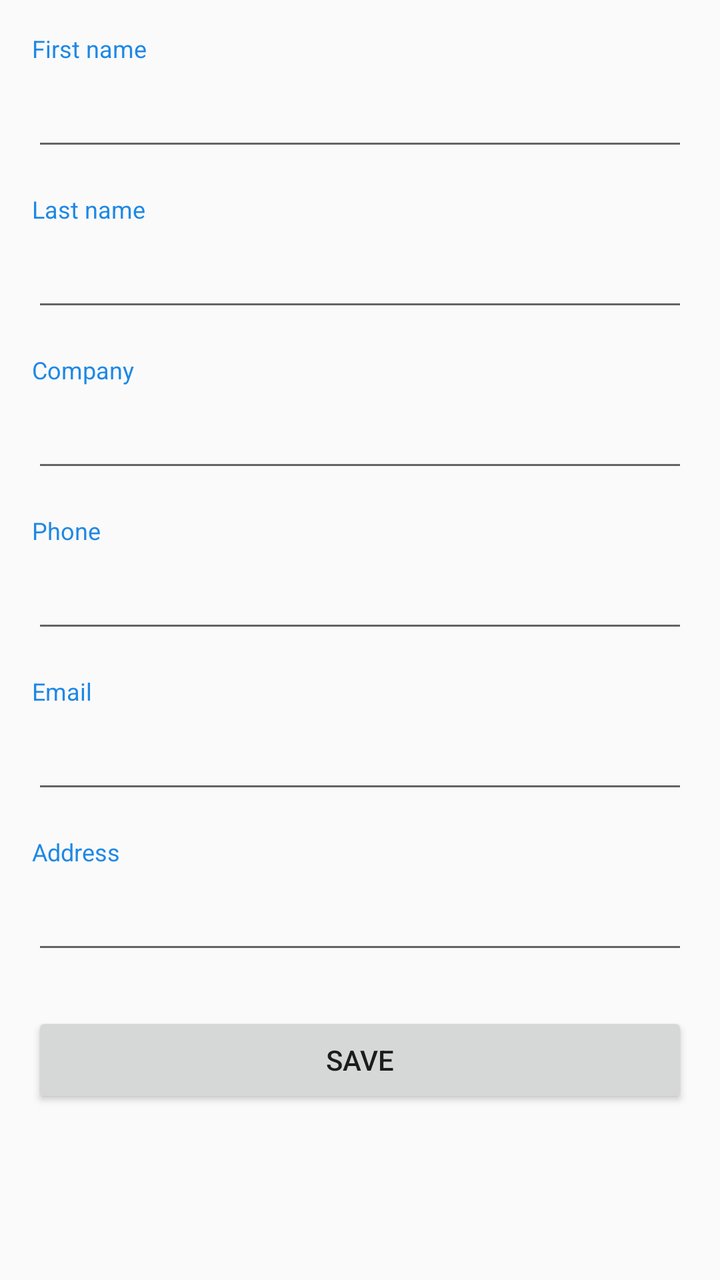
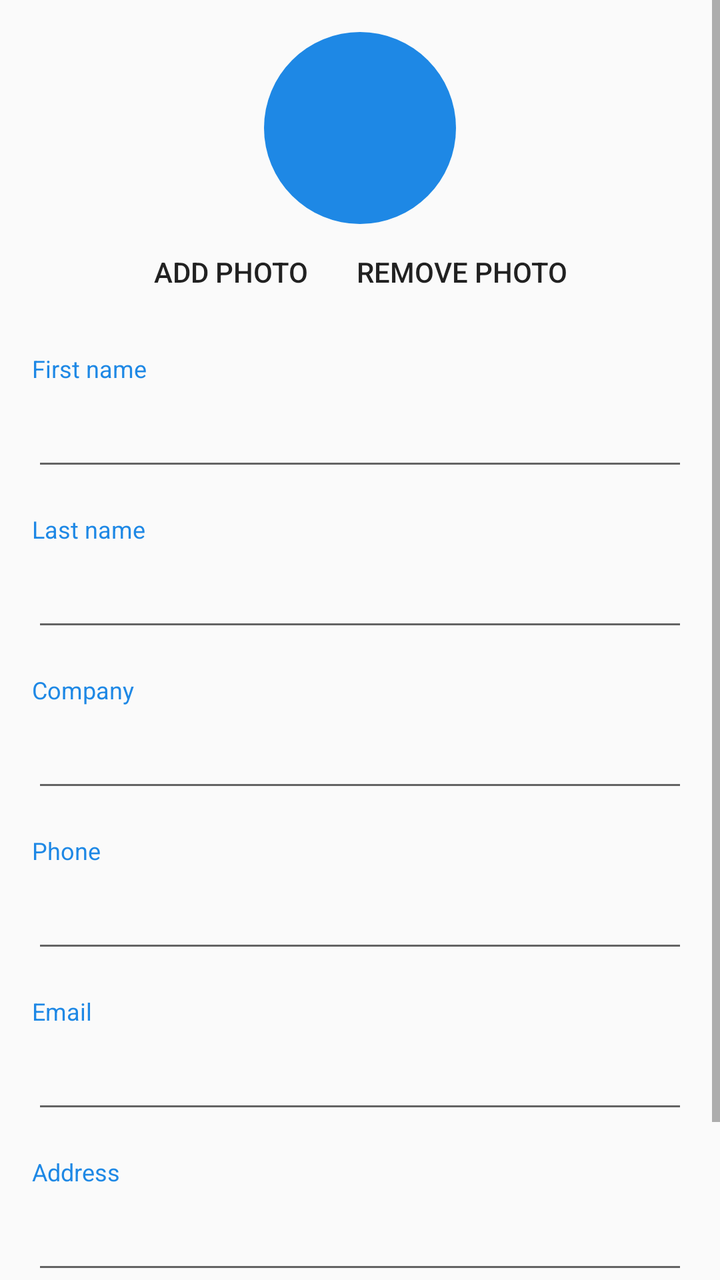

Compare the two renders of this Android layout. The source of the first and the diff that turns it into the second are given below.
<!-- AndroidManifest.xml: application theme Theme.FtHangouts -->
<!-- res/layout/activity_contact_edit.xml -->
<?xml version="1.0" encoding="utf-8"?>
<ScrollView xmlns:android="http://schemas.android.com/apk/res/android"
    android:layout_width="match_parent"
    android:layout_height="match_parent"
    android:fillViewport="true">

    <LinearLayout
        android:layout_width="match_parent"
        android:layout_height="wrap_content"
        android:orientation="vertical"
        android:padding="16dp">

        <TextView style="@style/FieldLabel" android:layout_marginTop="0dp"
            android:labelFor="@+id/edit_first_name" android:text="@string/label_first_name" />
        <EditText android:id="@+id/edit_first_name" style="@style/FieldInput"
            android:autofillHints="givenName" android:inputType="textPersonName|textCapWords" />

        <TextView style="@style/FieldLabel"
            android:labelFor="@+id/edit_last_name" android:text="@string/label_last_name" />
        <EditText android:id="@+id/edit_last_name" style="@style/FieldInput"
            android:autofillHints="familyName" android:inputType="textPersonName|textCapWords" />

        <TextView style="@style/FieldLabel"
            android:labelFor="@+id/edit_company" android:text="@string/label_company" />
        <EditText android:id="@+id/edit_company" style="@style/FieldInput"
            android:autofillHints="organization" android:inputType="textCapWords" />

        <TextView style="@style/FieldLabel"
            android:labelFor="@+id/edit_phone" android:text="@string/label_phone" />
        <EditText android:id="@+id/edit_phone" style="@style/FieldInput"
            android:autofillHints="phone" android:inputType="phone" />

        <TextView style="@style/FieldLabel"
            android:labelFor="@+id/edit_email" android:text="@string/label_email" />
        <EditText android:id="@+id/edit_email" style="@style/FieldInput"
            android:autofillHints="emailAddress" android:inputType="textEmailAddress" />

        <TextView style="@style/FieldLabel"
            android:labelFor="@+id/edit_address" android:text="@string/label_address" />
        <EditText android:id="@+id/edit_address" style="@style/FieldInput"
            android:autofillHints="postalAddress"
            android:inputType="textPostalAddress|textMultiLine|textCapWords" />


        <Button
            android:id="@+id/button_save"
            android:layout_width="match_parent"
            android:layout_height="wrap_content"
            android:layout_marginTop="24dp"
            android:text="@string/action_save" />
    </LinearLayout>
</ScrollView>
<!-- resources referenced by this layout -->
<resources>
  <string name="action_save">Save</string>
  <string name="label_address">Address</string>
  <string name="label_company">Company</string>
  <string name="label_email">Email</string>
  <string name="label_first_name">First name</string>
  <string name="label_last_name">Last name</string>
  <string name="label_phone">Phone</string>
  <style name="FieldInput">
          <item name="android:layout_width">match_parent</item>
          <item name="android:layout_height">wrap_content</item>
          <item name="android:minHeight">48dp</item>
      </style>
  <style name="FieldLabel">
          <item name="android:layout_width">match_parent</item>
          <item name="android:layout_height">wrap_content</item>
          <item name="android:layout_marginTop">16dp</item>
          <item name="android:textSize">12sp</item>
          <item name="android:textColor">?android:attr/colorPrimary</item>
      </style>
  <style name="Theme.FtHangouts" parent="android:Theme.Material.Light.DarkActionBar">
          <item name="android:colorPrimary">@color/primary</item>
          <item name="android:colorPrimaryDark">@color/primary_dark</item>
          <item name="android:colorAccent">@color/accent</item>
          
          <item name="android:windowLightStatusBar">true</item>
      </style>
  <color name="primary">#FF1E88E5</color>
  <color name="primary_dark">#FF1565C0</color>
  <color name="accent">#FF00ACC1</color>
</resources>

<!-- the commit's change to res/layout/activity_contact_edit.xml (unified diff, before → after) -->
@@ -10,7 +10,36 @@
         android:orientation="vertical"
         android:padding="16dp">
 
-        <TextView style="@style/FieldLabel" android:layout_marginTop="0dp"
+        
+        <include
+            android:id="@+id/edit_avatar"
+            layout="@layout/view_avatar"
+            android:layout_width="96dp"
+            android:layout_height="96dp"
+            android:layout_gravity="center_horizontal" />
+
+        <LinearLayout
+            android:layout_width="wrap_content"
+            android:layout_height="wrap_content"
+            android:layout_gravity="center_horizontal"
+            android:orientation="horizontal">
+
+            <Button
+                android:id="@+id/button_photo"
+                style="?android:attr/borderlessButtonStyle"
+                android:layout_width="wrap_content"
+                android:layout_height="wrap_content"
+                android:text="@string/action_add_photo" />
+
+            <Button
+                android:id="@+id/button_remove_photo"
+                style="?android:attr/borderlessButtonStyle"
+                android:layout_width="wrap_content"
+                android:layout_height="wrap_content"
+                android:text="@string/action_remove_photo" />
+        </LinearLayout>
+
+        <TextView style="@style/FieldLabel"
             android:labelFor="@+id/edit_first_name" android:text="@string/label_first_name" />
         <EditText android:id="@+id/edit_first_name" style="@style/FieldInput"
             android:autofillHints="givenName" android:inputType="textPersonName|textCapWords" />
@@ -50,3 +79,27 @@
             android:text="@string/action_save" />
     </LinearLayout>
 </ScrollView>
+<!-- res/layout/view_avatar.xml (included above) -->
+<?xml version="1.0" encoding="utf-8"?>
+<FrameLayout xmlns:android="http://schemas.android.com/apk/res/android"
+    android:layout_width="40dp"
+    android:layout_height="40dp">
+
+    <TextView
+        android:id="@+id/avatar_initials"
+        android:layout_width="match_parent"
+        android:layout_height="match_parent"
+        android:background="@drawable/avatar_circle"
+        android:gravity="center"
+        android:textColor="@color/white"
+        android:textStyle="bold" />
+
+    <ImageView
+        android:id="@+id/avatar_photo"
+        android:layout_width="match_parent"
+        android:layout_height="match_parent"
+        android:background="@drawable/avatar_circle"
+        android:contentDescription="@string/contact_photo"
+        android:scaleType="centerCrop"
+        android:visibility="gone" />
+</FrameLayout>
<!-- resource entries referenced after the edit -->
@@ -1,6 +1,16 @@
 <!-- resources referenced by this layout -->
 <resources>
+  <color name="white">#FFFFFFFF</color>
+  <!-- drawable avatar_circle (drawable) -->
+  <?xml version="1.0" encoding="utf-8"?>
+  <shape xmlns:android="http://schemas.android.com/apk/res/android"
+      android:shape="oval">
+      <solid android:color="@color/primary" />
+  </shape>
+  <string name="action_add_photo">Add photo</string>
+  <string name="action_remove_photo">Remove photo</string>
   <string name="action_save">Save</string>
+  <string name="contact_photo">Contact picture</string>
   <string name="label_address">Address</string>
   <string name="label_company">Company</string>
   <string name="label_email">Email</string>
